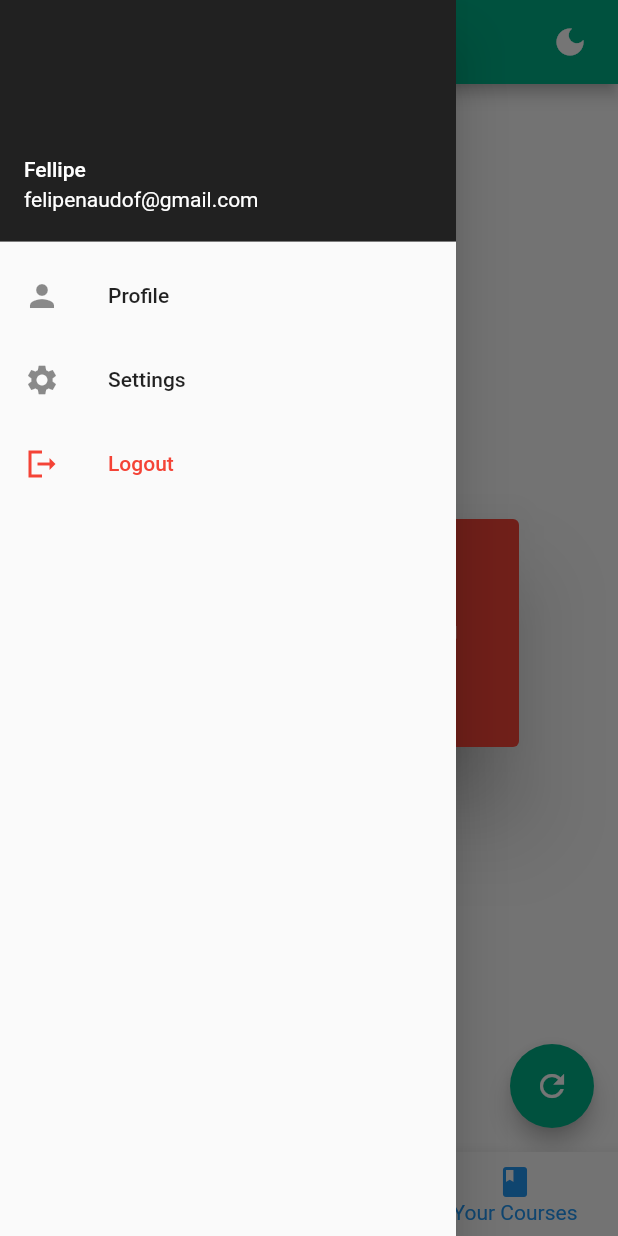
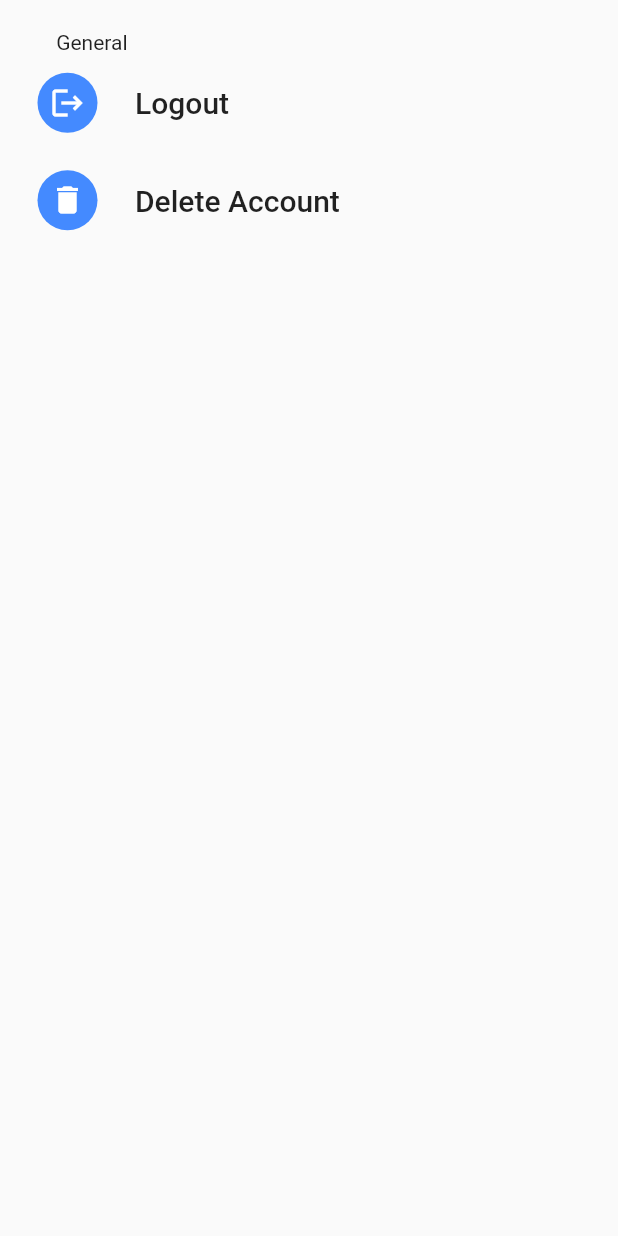
Before and after one commit to naudofp/devnet-frontend, a Flutter app: the HomeStudent screen opened by its route, item 3 of the bottom bar chosen, in the side drawer, after a tap on "Settings", on a phone screen of 412 x 824 dp. Run offline on Flutter 3.47's test engine with Material 2 defaults, Android fonts, the phone set to English and light mode, and no system bars; our stand-ins replace dio, quickalert, shared_preferences; missing offline and left inert: custom_signin_buttons; accounts and stored records are empty; network calls fail.

Commit message:
Create SettingsView

```diff
--- /dev/null
+++ b/lib/app/views/core/settings_view.dart
@@ -0,0 +1,91 @@
+import 'package:flutter/material.dart';
+
+class SettingsView extends StatefulWidget {
+  const SettingsView({super.key});
+
+  @override
+  State<SettingsView> createState() => _SettingsViewState();
+}
+
+class _SettingsViewState extends State<SettingsView> {
+  @override
+  Widget build(BuildContext context) {
+    return Scaffold(
+      body: Padding(
+        padding:
+            const EdgeInsets.only(top: 20, left: 15, right: 15, bottom: 20),
+        child: Container(
+          child: Column(
+            crossAxisAlignment: CrossAxisAlignment.start,
+            children: [
+              SizedBox(
+                  width: 70,
+                  child: Text(
+                    'General',
+                    textAlign: TextAlign.end,
+                  )),
+              Container(
+                  child: Column(children: <Widget>[
+                _option(
+                  title: 'Logout',
+                  function: () {
+                    print('logout');
+                  },
+                  icon: Icon(
+                    Icons.logout,
+                    color: Colors.white,
+                  ),
+                ),
+                _option(
+                    function: () {
+                      print('remove');
+                    },
+                    title: 'Delete Account',
+                    icon: Icon(
+                      Icons.delete,
+                      color: Colors.white,
+                    ))
+              ])),
+            ],
+          ),
+        ),
+      ),
+    );
+  }
+
+  Widget _option(
+      {required Function() function,
+      required String title,
+      required Icon icon}) {
+    return InkWell(
+      onTap: function,
+      child: Padding(
+        padding: const EdgeInsets.only(top: 5, left: 10, bottom: 5),
+        child: Container(
+          width: 500,
+          height: 55,
+          child: Row(
+            crossAxisAlignment: CrossAxisAlignment.center,
+            children: [
+              Container(
+                width: 40,
+                height: 40,
+                child: icon,
+                decoration: BoxDecoration(
+                    color: Colors.blueAccent,
+                    borderRadius: BorderRadius.circular(50)),
+              ),
+              SizedBox(
+                width: 25,
+              ),
+              Text(
+                title,
+                style: TextStyle(fontSize: 20, fontWeight: FontWeight.w500),
+              )
+            ],
+          ),
+        ),
+      ),
+    );
+  }
+}
--- a/lib/app/views/core/course_details_view.dart
+++ b/lib/app/views/course/course_details_view.dart
@@ -221,7 +221,7 @@ class _CourseDetailsState extends State<CourseDetails> {
             children: [
               Icon(
                 Icons.check,
-                color: Colors.white,
+                color: Color.fromRGBO(255, 255, 255, 1),
               ),
               SizedBox(
                 width: 8,
--- a/lib/app/views/login/login_page.dart
+++ b/lib/app/views/login/login_page.dart
@@ -44,7 +44,8 @@ class LoginState extends State<LoginPage> {
                             Container(
                                 alignment: Alignment.center,
                                 child: Text('Welcome',
-                                    style: TextStyle(fontSize: 38))),
+                                    style: TextStyle(
+                                        fontSize: 38, fontFamily: 'Sono'))),
                             SizedBox(height: 50),
                             Container(
                               width: 500,
--- a/lib/app/views/student/home_student.dart
+++ b/lib/app/views/student/home_student.dart
@@ -70,7 +70,9 @@ class HomeStudentState extends State<HomeStudent> {
           ListTile(
             leading: Icon(Icons.settings),
             title: Text('Settings'),
-            onTap: () {},
+            onTap: () {
+              Navigator.of(context).pushNamed('/settings');
+            },
           ),
           ListTile(
             leading: Icon(
--- a/lib/app_widget.dart
+++ b/lib/app_widget.dart
@@ -1,5 +1,6 @@
 import 'package:flutter/material.dart';
-import 'package:schooltech/app/views/core/course_details_view.dart';
+import 'package:schooltech/app/views/core/settings_view.dart';
+import 'package:schooltech/app/views/course/course_details_view.dart';
 import 'package:schooltech/app/views/login/welcome_page.dart';
 import 'package:schooltech/app/views/register/register_student.dart';
 import 'package:schooltech/app/controllers/app_controller.dart';
@@ -25,6 +26,7 @@ class AppWidget extends StatelessWidget {
             '/register': (context) => RegisterStudent(),
             '/home-student': (context) => HomeStudent(),
             '/details-course': (context) => CourseDetails(),
+            '/settings': (context) => SettingsView(),
           },
         );
       },
```
Also changed, not shown: pubspec.yaml (+1 -6 lines), assets/fonts/Sono.ttf (renamed from assets/images/fonts/Sono.ttf), pubspec.lock, 1 other file.
